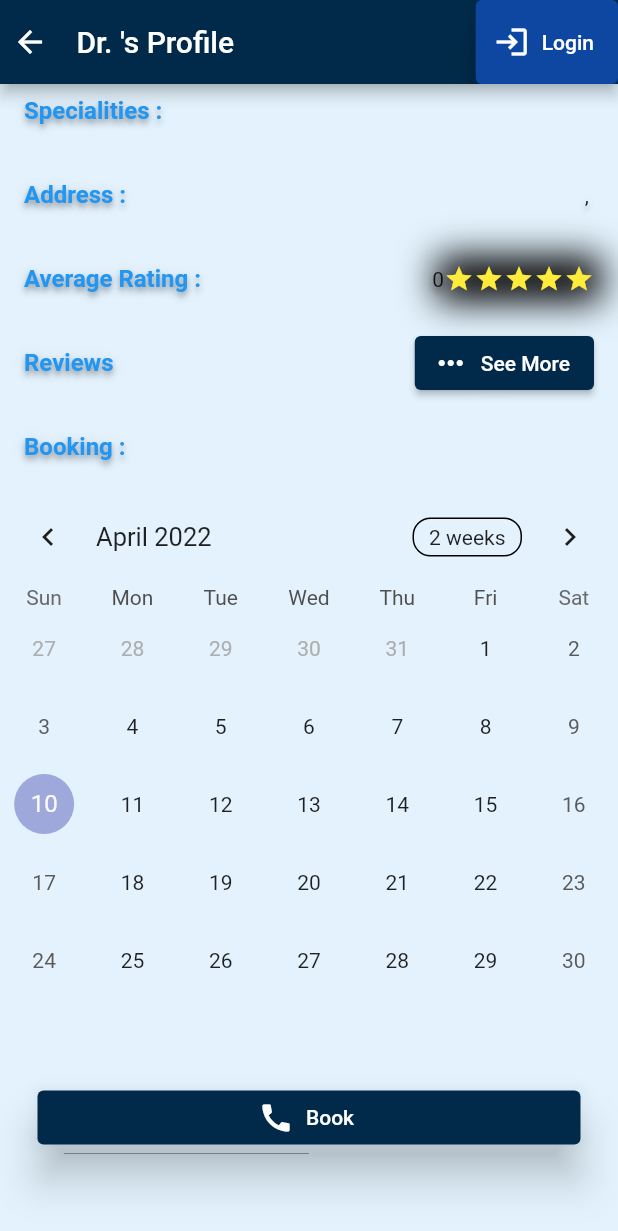
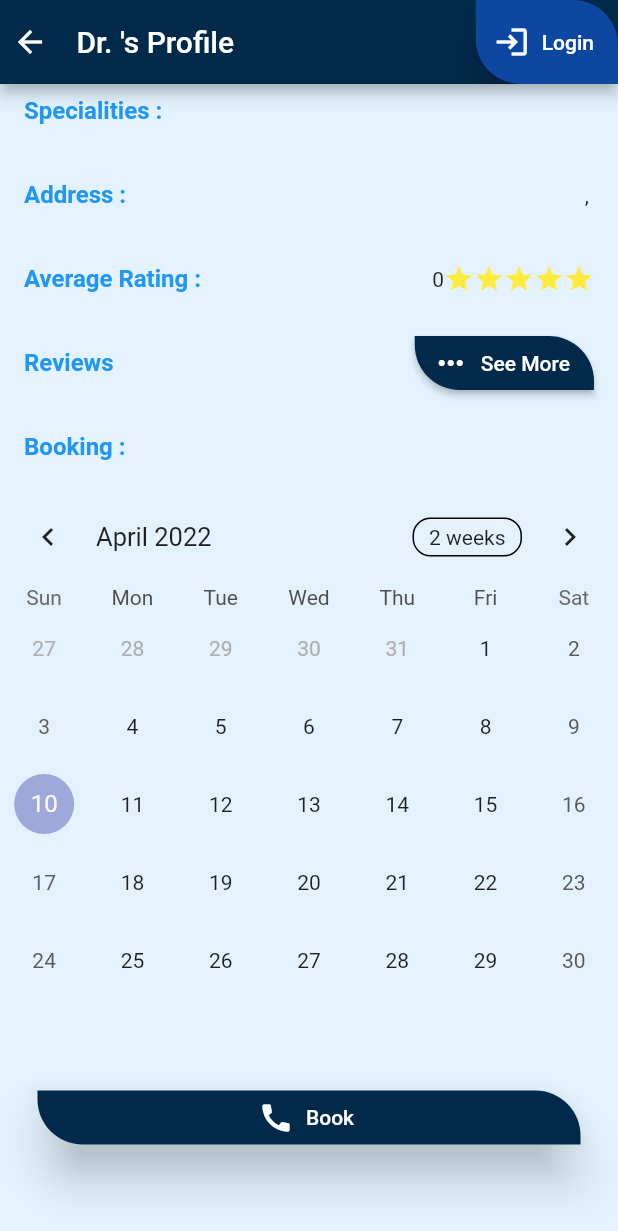
Before and after one commit to OmarYehiaDev/cheers, a Flutter app: the DoctorScreen screen opened directly with empty values, scrolled down 382 dp, on a phone screen of 412 x 824 dp. Shown: the top 1231 px of the screen. Run offline on Flutter 3.47's test engine with Material 2 defaults, Android fonts, the phone set to English and light mode, and no system bars; drawn by our look-alikes of table_calendar; network calls fail.

Commit message:
Update Corners

```diff
--- a/lib/screens/doctorScreen.dart
+++ b/lib/screens/doctorScreen.dart
@@ -29,6 +29,18 @@ class _DoctorScreenState extends State<DoctorScreen> {
             style: ButtonStyle(
               backgroundColor: MaterialStateProperty.all(
                 Colors.blue.shade900,
+              ),
+              shape: MaterialStateProperty.all(
+                RoundedRectangleBorder(
+                  borderRadius: BorderRadius.only(
+                    topRight: Radius.circular(
+                      30,
+                    ),
+                    bottomLeft: Radius.circular(
+                      30,
+                    ),
+                  ),
+                ),
               ),
               elevation: MaterialStateProperty.all(
                 12,
@@ -68,28 +80,22 @@ class _DoctorScreenState extends State<DoctorScreen> {
                 style: TextStyle(
                   color: Colors.blue,
                   fontWeight: FontWeight.bold,
-                  shadows: kElevationToShadow[4],
                 ),
               ),
-              trailing: Text("Egypt",
-                  style: TextStyle(
-                    shadows: kElevationToShadow[4],
-                  )),
+              trailing: Text(
+                "Egypt",
+              ),
             ),
             ListTile(
               title: Text(
                 "Joined : ",
                 style: TextStyle(
-                  shadows: kElevationToShadow[4],
                   color: Colors.blue,
                   fontWeight: FontWeight.bold,
                 ),
               ),
               trailing: Text(
                 (widget.doctor.weight / 20).floor().toString() + " years ago",
-                style: TextStyle(
-                  shadows: kElevationToShadow[4],
-                ),
               ),
             ),
             ListTile(
@@ -98,14 +104,10 @@ class _DoctorScreenState extends State<DoctorScreen> {
                 style: TextStyle(
                   color: Colors.blue,
                   fontWeight: FontWeight.bold,
-                  shadows: kElevationToShadow[4],
                 ),
               ),
               trailing: Text(
                 widget.doctor.company.department,
-                style: TextStyle(
-                  shadows: kElevationToShadow[4],
-                ),
               ),
             ),
             ListTile(
@@ -114,14 +116,10 @@ class _DoctorScreenState extends State<DoctorScreen> {
                 style: TextStyle(
                   color: Colors.blue,
                   fontWeight: FontWeight.bold,
-                  shadows: kElevationToShadow[4],
                 ),
               ),
               trailing: Text(
                 widget.doctor.company.title,
-                style: TextStyle(
-                  shadows: kElevationToShadow[4],
-                ),
               ),
             ),
             ListTile(
@@ -130,16 +128,12 @@ class _DoctorScreenState extends State<DoctorScreen> {
                 style: TextStyle(
                   color: Colors.blue,
                   fontWeight: FontWeight.bold,
-                  shadows: kElevationToShadow[4],
                 ),
               ),
               trailing: Text(
                 widget.doctor.address.address +
                     ", " +
                     widget.doctor.address.city,
-                style: TextStyle(
-                  shadows: kElevationToShadow[4],
-                ),
               ),
             ),
             ListTile(
@@ -148,7 +142,6 @@ class _DoctorScreenState extends State<DoctorScreen> {
                 style: TextStyle(
                   color: Colors.blue,
                   fontWeight: FontWeight.bold,
-                  shadows: kElevationToShadow[4],
                 ),
               ),
               trailing: Row(
@@ -157,18 +150,16 @@ class _DoctorScreenState extends State<DoctorScreen> {
                   Text(
                     (widget.doctor.weight / 10).floor().toString(),
                     overflow: TextOverflow.ellipsis,
-                    style: TextStyle(
-                      shadows: kElevationToShadow[4],
-                    ),
                   ),
                   Container(
                     decoration: BoxDecoration(
                       boxShadow: [
-                        BoxShadow(
-                          offset: Offset(0, 0),
-                          blurRadius: 20,
-                          spreadRadius: 5,
-                        ),
+                        // TODO: Edit Shadows
+                        // BoxShadow(
+                        //   offset: Offset(0, 0),
+                        //   blurRadius: 20,
+                        //   spreadRadius: 5,
+                        // ),
                       ],
                     ),
                     child: Wrap(
@@ -191,13 +182,24 @@ class _DoctorScreenState extends State<DoctorScreen> {
                 style: TextStyle(
                   color: Colors.blue,
                   fontWeight: FontWeight.bold,
-                  shadows: kElevationToShadow[4],
                 ),
               ),
               trailing: ElevatedButton.icon(
                 style: ButtonStyle(
                   backgroundColor: MaterialStateProperty.all(
                     Color(0xFF012A4A),
+                  ),
+                  shape: MaterialStateProperty.all(
+                    RoundedRectangleBorder(
+                      borderRadius: BorderRadius.only(
+                        topRight: Radius.circular(
+                          30,
+                        ),
+                        bottomLeft: Radius.circular(
+                          30,
+                        ),
+                      ),
+                    ),
                   ),
                 ),
                 icon: Icon(Icons.more_horiz),
@@ -218,7 +220,6 @@ class _DoctorScreenState extends State<DoctorScreen> {
                 style: TextStyle(
                   color: Colors.blue,
                   fontWeight: FontWeight.bold,
-                  shadows: kElevationToShadow[4],
                 ),
               ),
             ),
@@ -267,6 +268,18 @@ class _DoctorScreenState extends State<DoctorScreen> {
                 padding: const EdgeInsets.all(5.0),
                 child: ElevatedButton.icon(
                   style: ButtonStyle(
+                    shape: MaterialStateProperty.all(
+                      RoundedRectangleBorder(
+                        borderRadius: BorderRadius.only(
+                          topRight: Radius.circular(
+                            30,
+                          ),
+                          bottomLeft: Radius.circular(
+                            30,
+                          ),
+                        ),
+                      ),
+                    ),
                     backgroundColor: MaterialStateProperty.all(
                       Color(0xFF012A4A),
                     ),
```
